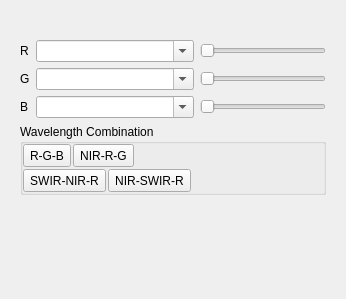
The window that qps/ui/rasterbandconfigwidget.ui (EnMAP-Box/qgispluginsupport) describes before a commit, drawn with Qt 5.
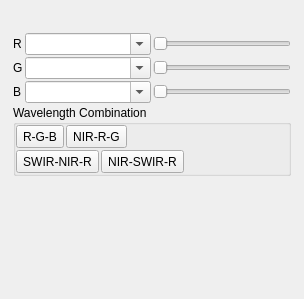
The same window after the commit. The open tabs and pages were chosen to show the change. Custom widgets are drawn as their Qt base class.

Commit message: smaller margins in rasterbandconfigwidget.ui

Diff of the .ui file:
```diff
--- a/qps/ui/rasterbandconfigwidget.ui
+++ b/qps/ui/rasterbandconfigwidget.ui
@@ -6,7 +6,7 @@
    <rect>
     <x>0</x>
     <y>0</y>
-    <width>346</width>
+    <width>269</width>
     <height>299</height>
    </rect>
   </property>
@@ -24,7 +24,7 @@
    <item>
     <widget class="QStackedWidget" name="renderBandWidget">
      <property name="currentIndex">
-      <number>0</number>
+      <number>1</number>
      </property>
      <widget class="QWidget" name="pageSingleBand">
       <layout class="QGridLayout" name="gridLayout_2">
@@ -75,6 +75,21 @@
           <string>Wavelength</string>
          </property>
          <layout class="QHBoxLayout" name="horizontalLayout">
+          <property name="spacing">
+           <number>2</number>
+          </property>
+          <property name="leftMargin">
+           <number>2</number>
+          </property>
+          <property name="topMargin">
+           <number>2</number>
+          </property>
+          <property name="rightMargin">
+           <number>2</number>
+          </property>
+          <property name="bottomMargin">
+           <number>2</number>
+          </property>
           <item>
            <widget class="QToolButton" name="btnSetSBBand_B">
             <property name="minimumSize">
@@ -199,6 +214,21 @@
      </widget>
      <widget class="QWidget" name="pageMultiBand">
       <layout class="QGridLayout" name="gridLayout">
+       <property name="leftMargin">
+        <number>2</number>
+       </property>
+       <property name="topMargin">
+        <number>2</number>
+       </property>
+       <property name="rightMargin">
+        <number>2</number>
+       </property>
+       <property name="bottomMargin">
+        <number>2</number>
+       </property>
+       <property name="spacing">
+        <number>2</number>
+       </property>
        <item row="5" column="0" colspan="4">
         <widget class="QGroupBox" name="gbMultiBandWavelength">
          <property name="minimumSize">
@@ -228,6 +258,9 @@
           </property>
           <item>
            <layout class="QHBoxLayout" name="horizontalLayout_2">
+            <property name="spacing">
+             <number>2</number>
+            </property>
             <property name="topMargin">
              <number>0</number>
             </property>
@@ -274,6 +307,9 @@
           </item>
           <item>
            <layout class="QHBoxLayout" name="horizontalLayout_3">
+            <property name="spacing">
+             <number>2</number>
+            </property>
             <property name="topMargin">
              <number>0</number>
             </property>
@@ -344,7 +380,7 @@
        <item row="4" column="3">
         <widget class="QSlider" name="sliderMultiBandBlue">
          <property name="sizePolicy">
-          <sizepolicy hsizetype="Expanding" vsizetype="Fixed">
+          <sizepolicy hsizetype="Preferred" vsizetype="Fixed">
            <horstretch>1</horstretch>
            <verstretch>0</verstretch>
           </sizepolicy>
@@ -357,7 +393,7 @@
        <item row="0" column="3">
         <widget class="QSlider" name="sliderMultiBandRed">
          <property name="sizePolicy">
-          <sizepolicy hsizetype="Expanding" vsizetype="Fixed">
+          <sizepolicy hsizetype="Preferred" vsizetype="Fixed">
            <horstretch>1</horstretch>
            <verstretch>0</verstretch>
           </sizepolicy>
@@ -384,7 +420,7 @@
        <item row="2" column="3">
         <widget class="QSlider" name="sliderMultiBandGreen">
          <property name="sizePolicy">
-          <sizepolicy hsizetype="Expanding" vsizetype="Fixed">
+          <sizepolicy hsizetype="Preferred" vsizetype="Fixed">
            <horstretch>1</horstretch>
            <verstretch>0</verstretch>
           </sizepolicy>
```
Left out of the diff: 6 changed lines with no effect on the pictures. The commit also changes 2 other files.
